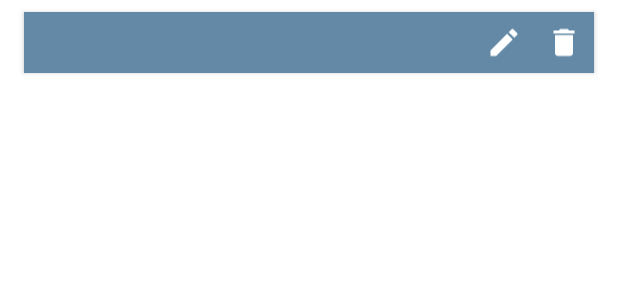
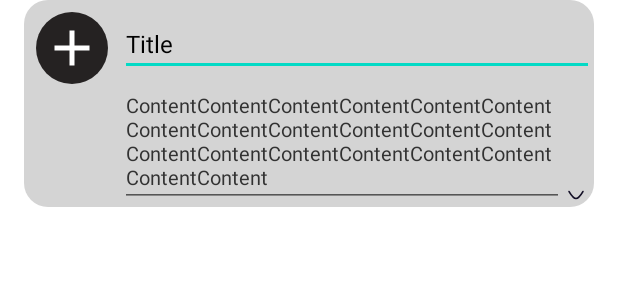
Before and after one commit to DiachukVlad/ActionBarNotification, an Android app: the layout note_layout.xml on its own in the app's theme, with its tools: preview values and no code run, on a phone screen of 412 x 824 dp. Shown: the top 300 px of the screen. Run offline under Robolectric (Android 15) with nearby library versions, the phone set to English and light mode, and no system bars.

```diff
--- a/app/build.gradle
+++ b/app/build.gradle
@@ -75,4 +75,5 @@ dependencies {
     api "org.jetbrains.kotlinx:kotlinx-coroutines-android:1.4.1"
 
     implementation 'com.github.QuadFlask:colorpicker:0.0.15'
+    implementation 'androidx.constraintlayout:constraintlayout:2.0.4'
 }
--- a/app/src/main/AndroidManifest.xml
+++ b/app/src/main/AndroidManifest.xml
@@ -12,8 +12,8 @@
         android:supportsRtl="true"
         android:theme="@style/Theme.ActionBarNotes"
         android:name=".NotesApp">
-        <activity android:name=".views.add.AddActivity" />
-        <activity android:name=".views.main.MainActivity">
+        <activity android:name="com.diachuk.actionbarnotes.viewLayers.views.add.AddActivity" />
+        <activity android:name="com.diachuk.actionbarnotes.viewLayers.views.main.MainActivity">
             <intent-filter>
                 <action android:name="android.intent.action.MAIN" />
 
--- a/app/src/main/java/com/diachuk/actionbarnotes/services/NoteService.kt
+++ b/app/src/main/java/com/diachuk/actionbarnotes/services/NoteService.kt
@@ -12,7 +12,6 @@ import android.os.IBinder
 import com.diachuk.actionbarnotes.R
 import com.diachuk.actionbarnotes.data.entities.dto.NoteDTO
 import com.diachuk.actionbarnotes.data.repositories.NoteRepository
-import com.diachuk.actionbarnotes.views.main.MainActivity
 import kotlinx.coroutines.CoroutineScope
 import kotlinx.coroutines.Dispatchers
 import kotlinx.coroutines.launch
--- /dev/null
+++ b/app/src/main/java/com/diachuk/actionbarnotes/viewLayers/components/DisablingEditText.kt
@@ -0,0 +1,23 @@
+package com.diachuk.actionbarnotes.viewLayers.components
+
+import android.content.Context
+import android.graphics.drawable.Drawable
+import android.util.AttributeSet
+import androidx.appcompat.widget.AppCompatEditText
+
+class DisablingEditText(context: Context, attrs: AttributeSet): AppCompatEditText(context, attrs) {
+    private lateinit var lastBg: Drawable
+    var editable: Boolean = true
+        set(value) {
+            field = value
+            isFocusable = value
+            isFocusableInTouchMode = value
+            isLongClickable = value
+            if (value) {
+                background = lastBg
+            } else {
+                lastBg = background
+                background = null
+            }
+        }
+}
--- a/app/src/main/java/com/diachuk/actionbarnotes/views/add/AddActivity.kt
+++ b/app/src/main/java/com/diachuk/actionbarnotes/viewLayers/views/add/AddActivity.kt
@@ -1,4 +1,4 @@
-package com.diachuk.actionbarnotes.views.add
+package com.diachuk.actionbarnotes.viewLayers.views.add
 
 import android.os.Bundle
 import android.view.View
@@ -9,7 +9,7 @@ import com.diachuk.actionbarnotes.data.entities.dto.LowImportance
 import com.diachuk.actionbarnotes.databinding.ActivityAddBinding
 import com.diachuk.actionbarnotes.helpers.Constants.EDIT_ID_EXTRA
 import com.diachuk.actionbarnotes.helpers.connectToLiveData
-import com.diachuk.actionbarnotes.views.base.BaseActivity
+import com.diachuk.actionbarnotes.viewLayers.views.base.BaseActivity
 import com.flask.colorpicker.ColorPickerView
 import com.flask.colorpicker.builder.ColorPickerDialogBuilder
 import org.koin.android.viewmodel.ext.android.viewModel
--- a/app/src/main/java/com/diachuk/actionbarnotes/views/add/AddViewModel.kt
+++ b/app/src/main/java/com/diachuk/actionbarnotes/viewLayers/views/add/AddViewModel.kt
@@ -1,4 +1,4 @@
-package com.diachuk.actionbarnotes.views.add
+package com.diachuk.actionbarnotes.viewLayers.views.add
 
 import android.app.Application
 import android.graphics.Color
@@ -6,8 +6,6 @@ import androidx.lifecycle.AndroidViewModel
 import androidx.lifecycle.LiveData
 import androidx.lifecycle.MutableLiveData
 import androidx.lifecycle.viewModelScope
-import com.diachuk.actionbarnotes.data.dao.NoteDao
-import com.diachuk.actionbarnotes.data.entities.Note
 import com.diachuk.actionbarnotes.data.entities.dto.DefaultImportance
 import com.diachuk.actionbarnotes.data.entities.dto.Importance
 import com.diachuk.actionbarnotes.data.entities.dto.NoteDTO
--- a/app/src/main/java/com/diachuk/actionbarnotes/views/base/BaseActivity.kt
+++ b/app/src/main/java/com/diachuk/actionbarnotes/viewLayers/views/base/BaseActivity.kt
@@ -1,7 +1,6 @@
-package com.diachuk.actionbarnotes.views.base
+package com.diachuk.actionbarnotes.viewLayers.views.base
 
 import android.os.Bundle
-import android.os.PersistableBundle
 import android.view.View
 import androidx.appcompat.app.AppCompatActivity
 
--- a/app/src/main/java/com/diachuk/actionbarnotes/views/main/MainViewModel.kt
+++ b/app/src/main/java/com/diachuk/actionbarnotes/viewLayers/views/main/MainViewModel.kt
@@ -1,4 +1,4 @@
-package com.diachuk.actionbarnotes.views.main
+package com.diachuk.actionbarnotes.viewLayers.views.main
 
 import android.app.Application
 import android.app.NotificationManager
--- a/app/src/main/java/com/diachuk/actionbarnotes/views/main/components/NotesAdapter.kt
+++ b/app/src/main/java/com/diachuk/actionbarnotes/viewLayers/views/main/components/NotesAdapter.kt
@@ -1,8 +1,11 @@
-package com.diachuk.actionbarnotes.views.main.components
+package com.diachuk.actionbarnotes.viewLayers.views.main.components
 
+import android.graphics.drawable.GradientDrawable
 import android.view.LayoutInflater
 import android.view.View
 import android.view.ViewGroup
+import androidx.core.content.ContextCompat
+import androidx.core.view.isVisible
 import androidx.recyclerview.widget.RecyclerView
 import com.diachuk.actionbarnotes.R
 import com.diachuk.actionbarnotes.data.entities.dto.NoteDTO
@@ -31,6 +34,8 @@ class NotesAdapter(var notes: List<NoteDTO>) : RecyclerView.Adapter<NotesAdapter
 
     override fun onBindViewHolder(holder: NoteViewHolder, position: Int) {
         holder.title = notes[position].title
+        holder.content = notes[position].content
+        holder.color = notes[position].color
     }
 
     class NoteViewHolder(
@@ -40,16 +45,39 @@ class NotesAdapter(var notes: List<NoteDTO>) : RecyclerView.Adapter<NotesAdapter
         onDelete: () -> Unit
     ) :
         RecyclerView.ViewHolder(view) {
+
+        private var isCollapsed = true
+
         var title: String = ""
             set(value) {
                 field = value
-                binding.noteTitle.text = value
+                binding.noteTitle.setText(value)
+            }
+
+        var content: String = ""
+            set(value) {
+                field = value
+                binding.noteContent.setText(value)
+            }
+
+        var color: Int = ContextCompat.getColor(view.context, R.color.gray)
+            set(value) {
+                field = value
+                (binding.root.background as GradientDrawable).setColor(value)
             }
 
         init {
             binding.apply {
-                noteEdit.setOnClickListener { onEdit() }
-                noteRemove.setOnClickListener { onDelete() }
+//                noteEdit.setOnClickListener { onEdit() }
+//                noteRemove.setOnClickListener { onDelete() }
+                noteTitle.editable = !isCollapsed
+                noteContent.editable = !isCollapsed
+                root.setOnClickListener {
+                    isCollapsed = !isCollapsed
+                    noteTitle.editable = !isCollapsed
+                    noteContent.editable = !isCollapsed
+//                    extraSpace.isVisible = !isCollapsed
+                }
             }
         }
     }
--- /dev/null
+++ b/app/src/main/res/drawable/ic_arrow_down.xml
@@ -0,0 +1,13 @@
+<vector xmlns:android="http://schemas.android.com/apk/res/android"
+    android:width="24dp"
+    android:height="24dp"
+    android:viewportWidth="24"
+    android:viewportHeight="24">
+  <path
+      android:pathData="M19,8.5C19,8.5 14.856,15.5 12,15.5C9.145,15.5 5,8.5 5,8.5"
+      android:strokeLineJoin="round"
+      android:strokeWidth="1.5"
+      android:fillColor="#00000000"
+      android:strokeColor="#130F26"
+      android:strokeLineCap="round"/>
+</vector>
--- /dev/null
+++ b/app/src/main/res/drawable/note_background.xml
@@ -0,0 +1,6 @@
+<?xml version="1.0" encoding="utf-8"?>
+<shape xmlns:android="http://schemas.android.com/apk/res/android"
+    android:shape="rectangle">
+    <corners android:radius="16dp"/>
+    <solid android:color="@color/gray"/>
+</shape>
--- /dev/null
+++ b/app/src/main/res/drawable/note_icon_background.xml
@@ -0,0 +1,5 @@
+<?xml version="1.0" encoding="utf-8"?>
+<shape xmlns:android="http://schemas.android.com/apk/res/android"
+    android:shape="oval">
+    <solid android:color="@color/dark_gray"/>
+</shape>
--- a/app/src/main/res/layout/activity_add.xml
+++ b/app/src/main/res/layout/activity_add.xml
@@ -4,7 +4,7 @@
     xmlns:tools="http://schemas.android.com/tools"
     android:layout_width="match_parent"
     android:layout_height="match_parent"
-    tools:context=".views.add.AddActivity">
+    tools:context=".viewLayers.views.add.AddActivity">
 
     <LinearLayout
         android:layout_width="match_parent"
--- a/app/src/main/res/layout/activity_main.xml
+++ b/app/src/main/res/layout/activity_main.xml
@@ -4,7 +4,7 @@
     xmlns:tools="http://schemas.android.com/tools"
     android:layout_width="match_parent"
     android:layout_height="match_parent"
-    tools:context=".views.main.MainActivity">
+    tools:context=".viewLayers.views.main.MainActivity">
 
     <androidx.recyclerview.widget.RecyclerView
         android:id="@+id/notes_view"
--- a/app/src/main/res/layout/note_layout.xml
+++ b/app/src/main/res/layout/note_layout.xml
@@ -1,37 +1,87 @@
 <?xml version="1.0" encoding="utf-8"?>
-<LinearLayout xmlns:android="http://schemas.android.com/apk/res/android"
+<androidx.constraintlayout.motion.widget.MotionLayout xmlns:android="http://schemas.android.com/apk/res/android"
+    xmlns:app="http://schemas.android.com/apk/res-auto"
+    xmlns:tools="http://schemas.android.com/tools"
     android:layout_width="match_parent"
     android:layout_height="wrap_content"
-    xmlns:app="http://schemas.android.com/apk/res-auto"
-    android:orientation="horizontal"
     android:layout_marginHorizontal="16dp"
-    android:layout_marginVertical="8dp"
-    android:elevation="2dp"
-    android:background="@color/blue_gray">
+    android:background="@drawable/note_background"
+    app:layoutDescription="@xml/note_layout_scene">
 
-    <TextView
+    <ImageView
+        android:id="@+id/icon"
+        android:layout_width="48dp"
+        android:layout_height="48dp"
+        android:layout_marginStart="8dp"
+        android:layout_marginTop="8dp"
+        android:background="@drawable/note_icon_background"
+        android:padding="4dp"
+        android:src="@drawable/ic_add"
+        app:layout_constraintStart_toStartOf="parent"
+        app:layout_constraintTop_toTopOf="parent"
+        app:tint="@color/white" />
+
+    <com.diachuk.actionbarnotes.viewLayers.components.DisablingEditText
         android:id="@+id/note_title"
         android:layout_width="0dp"
         android:layout_height="wrap_content"
-        android:textSize="18sp"
-        android:textColor="@color/white"
-        android:layout_marginStart="16dp"
-        android:layout_weight="1"
-        android:layout_marginVertical="8dp"/>
+        android:layout_marginStart="8dp"
+        android:layout_marginTop="8dp"
+        android:textColor="@color/text_primary"
+        android:textSize="16sp"
+        app:layout_constraintStart_toEndOf="@id/icon"
+        app:layout_constraintTop_toTopOf="parent"
+        app:layout_constraintEnd_toEndOf="parent"
+        tools:text="Title" />
+
+    <com.diachuk.actionbarnotes.viewLayers.components.DisablingEditText
+        android:id="@+id/note_content"
+        android:layout_width="0dp"
+        android:layout_height="wrap_content"
+        android:textColor="@color/text_secondary"
+        android:textSize="13sp"
+        app:layout_constraintEnd_toStartOf="@id/arrow"
+        app:layout_constraintStart_toStartOf="@id/note_title"
+        app:layout_constraintTop_toBottomOf="@id/note_title"
+        tools:text="ContentContentContentContentContentContentContentContentContentContentContentContentContentContentContentContentContentContentContentContent" />
 
     <ImageView
-        android:id="@+id/note_edit"
-        android:layout_width="wrap_content"
-        android:layout_height="match_parent"
+        android:id="@+id/edit_color"
+        android:layout_width="36dp"
+        android:layout_height="36dp"
         android:src="@drawable/ic_edit"
-        android:layout_marginHorizontal="8dp"
-        app:tint="@color/white" />
+        android:layout_marginTop="8dp"
+        app:layout_constraintStart_toStartOf="parent"
+        app:layout_constraintBottom_toBottomOf="parent"
+        app:layout_constraintTop_toBottomOf="@id/note_content"
+        android:visibility="visible"/>
 
     <ImageView
-        android:id="@+id/note_remove"
-        android:layout_width="wrap_content"
-        android:layout_height="match_parent"
+        android:id="@+id/remove"
+        android:layout_width="36dp"
+        android:layout_height="36dp"
         android:src="@drawable/ic_delete"
-        android:layout_marginHorizontal="8dp"
-        app:tint="@color/white"/>
-</LinearLayout>
+        app:layout_constraintStart_toStartOf="parent"
+        app:layout_constraintBottom_toBottomOf="parent"
+        android:visibility="visible"/>
+
+    <ImageView
+        android:id="@+id/done"
+        android:layout_width="36dp"
+        android:layout_height="36dp"
+        android:src="@drawable/ic_done"
+        app:layout_constraintBottom_toBottomOf="parent"
+        app:layout_constraintEnd_toEndOf="parent"
+        android:visibility="visible"/>
+
+
+    <ImageView
+        android:id="@+id/arrow"
+        android:layout_width="16dp"
+        android:layout_height="16dp"
+        android:layout_gravity="bottom"
+        android:src="@drawable/ic_arrow_down"
+        app:layout_constraintBottom_toBottomOf="parent"
+        app:layout_constraintEnd_toEndOf="parent"
+        android:visibility="visible"/>
+</androidx.constraintlayout.motion.widget.MotionLayout>
--- a/app/src/main/res/values/colors.xml
+++ b/app/src/main/res/values/colors.xml
@@ -8,4 +8,12 @@
     <color name="black">#FF000000</color>
     <color name="white">#FFFFFFFF</color>
     <color name="blue_gray">#6389A6</color>
+
+    <color name="gray">#d4d4d4</color>
+    <color name="dark_gray">#252222</color>
+
+<!--  text  -->
+    <color name="text_primary">#000</color>
+    <color name="text_secondary">#323232</color>
+
 </resources>
--- /dev/null
+++ b/app/src/main/res/xml/note_layout_scene.xml
@@ -0,0 +1,144 @@
+<?xml version="1.0" encoding="utf-8"?>
+<MotionScene
+    xmlns:android="http://schemas.android.com/apk/res/android"
+    xmlns:motion="http://schemas.android.com/apk/res-auto">
+
+    <ConstraintSet android:id="@+id/start">
+
+        <Constraint
+            android:id="@+id/edit_color"
+            android:layout_width="36dp"
+            android:layout_height="36dp"
+            motion:layout_constraintBottom_toBottomOf="parent"
+            android:visibility="gone"
+            motion:layout_constraintTop_toBottomOf="@id/note_content"
+            motion:layout_constraintStart_toStartOf="parent"
+            android:layout_marginTop="8dp" />
+        <Constraint
+            android:id="@+id/remove"
+            android:layout_width="36dp"
+            android:layout_height="36dp"
+            motion:layout_constraintBottom_toBottomOf="parent"
+            android:visibility="gone"
+            motion:layout_constraintStart_toStartOf="parent" />
+        <Constraint
+            android:id="@+id/done"
+            motion:layout_constraintEnd_toEndOf="parent"
+            android:layout_width="36dp"
+            android:layout_height="36dp"
+            motion:layout_constraintBottom_toBottomOf="parent"
+            android:visibility="gone" />
+        <Constraint
+            motion:layout_constraintEnd_toEndOf="parent"
+            android:layout_width="16dp"
+            android:layout_height="16dp"
+            motion:layout_constraintBottom_toBottomOf="parent"
+            android:visibility="visible"
+            android:id="@+id/arrow"
+            android:layout_marginEnd="4dp" />
+    </ConstraintSet>
+
+    <ConstraintSet android:id="@+id/end">
+
+        <Constraint
+            android:layout_height="wrap_content"
+            motion:layout_constraintEnd_toEndOf="parent"
+            android:layout_width="0dp"
+            android:id="@+id/note_title"
+            motion:layout_constraintTop_toBottomOf="@+id/icon"
+            motion:layout_constraintStart_toStartOf="parent"
+            android:layout_marginStart="8dp" />
+        <Constraint
+            android:layout_height="wrap_content"
+            android:layout_width="0dp"
+            motion:layout_constraintTop_toBottomOf="@id/note_title"
+            motion:layout_constraintStart_toStartOf="@id/note_title"
+            android:id="@+id/note_content"
+            motion:layout_constraintEnd_toEndOf="parent" />
+        <Constraint
+            android:id="@+id/arrow"
+            motion:layout_constraintEnd_toEndOf="parent"
+            android:layout_width="16dp"
+            android:layout_height="16dp"
+            motion:layout_constraintBottom_toBottomOf="parent"
+            android:visibility="gone" />
+        <Constraint
+            android:id="@+id/edit_color"
+            android:layout_width="36dp"
+            android:layout_height="36dp"
+            motion:layout_constraintBottom_toBottomOf="parent"
+            android:visibility="visible"
+            motion:layout_constraintTop_toBottomOf="@id/note_content"
+            motion:layout_constraintStart_toStartOf="parent"
+            android:layout_marginTop="8dp"
+            android:layout_marginStart="8dp"
+            android:layout_marginBottom="8dp" />
+        <Constraint
+            android:id="@+id/remove"
+            motion:layout_constraintStart_toEndOf="@id/edit_color"
+            android:layout_width="36dp"
+            android:layout_height="36dp"
+            motion:layout_constraintBottom_toBottomOf="parent"
+            android:visibility="visible"
+            android:layout_marginBottom="8dp" />
+        <Constraint
+            android:id="@+id/done"
+            motion:layout_constraintEnd_toEndOf="parent"
+            android:layout_width="36dp"
+            android:layout_height="36dp"
+            motion:layout_constraintBottom_toBottomOf="parent"
+            android:visibility="visible"
+            android:layout_marginBottom="8dp"
+            android:layout_marginEnd="8dp" />
+    </ConstraintSet>
+    <Transition
+        motion:constraintSetStart="@+id/start"
+        motion:constraintSetEnd="@+id/end"
+        motion:autoTransition="none" >
+        <OnClick />
+        <KeyFrameSet>
+            <KeyPosition
+                motion:keyPositionType="deltaRelative"
+                motion:framePosition="50"
+                motion:percentX="0"
+                motion:motionTarget="@id/note_title"
+                motion:percentY="0.8" />
+            <KeyPosition
+                motion:motionTarget="@+id/note_content"
+                motion:framePosition="50"
+                motion:keyPositionType="deltaRelative"
+                motion:percentX="0"
+                motion:percentY="0.8" />
+            <KeyPosition
+                motion:motionTarget="@+id/edit_color"
+                motion:framePosition="1"
+                motion:keyPositionType="parentRelative"
+                motion:percentX="0"
+                motion:percentY="0.6" />
+            <KeyPosition
+                motion:motionTarget="@+id/remove"
+                motion:framePosition="1"
+                motion:keyPositionType="parentRelative"
+                motion:percentX="0"
+                motion:percentY="0.6" />
+            <KeyPosition
+                motion:motionTarget="@+id/done"
+                motion:framePosition="1"
+                motion:keyPositionType="parentRelative"
+                motion:percentX="0.9"
+                motion:percentY="0.6" />
+            <KeyPosition
+                motion:motionTarget="@+id/arrow"
+                motion:framePosition="1"
+                motion:keyPositionType="parentRelative"
+                motion:percentX="1"
+                motion:percentY="1" />
+            <KeyPosition
+                motion:motionTarget="@+id/arrow"
+                motion:framePosition="80"
+                motion:keyPositionType="parentRelative"
+                motion:percentX="1"
+                motion:percentY="1" />
+        </KeyFrameSet>
+    </Transition>
+</MotionScene>
```
Also changed, not shown: app/src/main/java/com/diachuk/actionbarnotes/di/Modules.kt (+3 -4 lines), app/src/main/java/com/diachuk/actionbarnotes/viewLayers/views/main/MainActivity.kt (renamed from app/src/main/java/com/diachuk/actionbarnotes/views/main/MainActivity.kt, +4 -9 lines).
